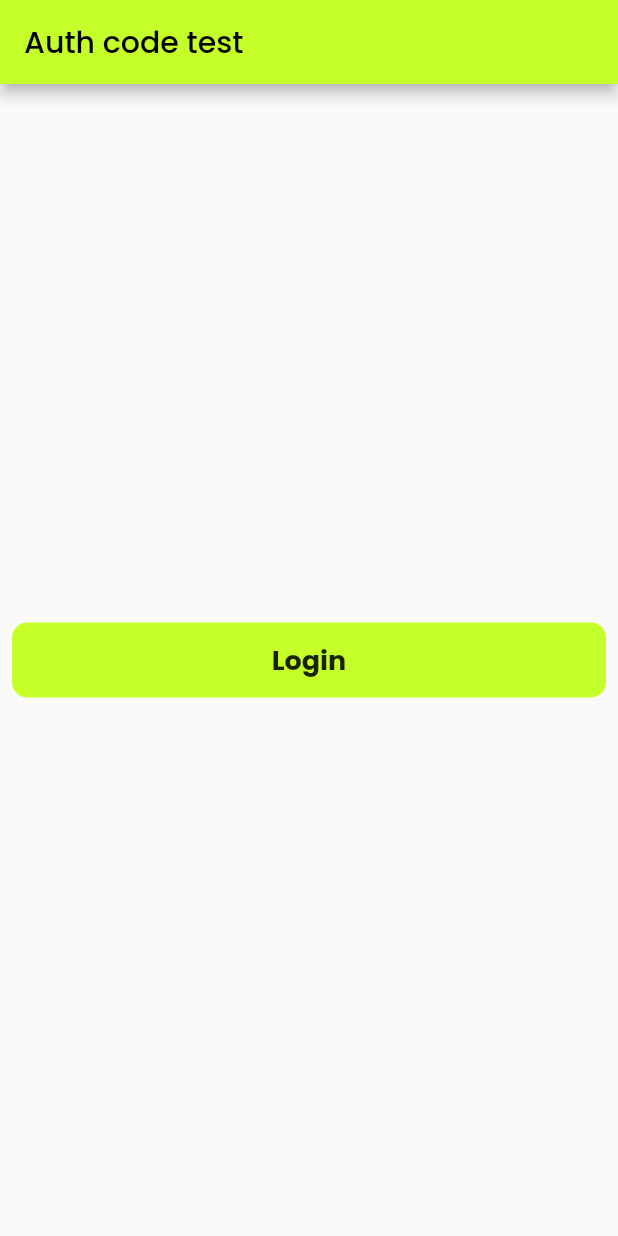
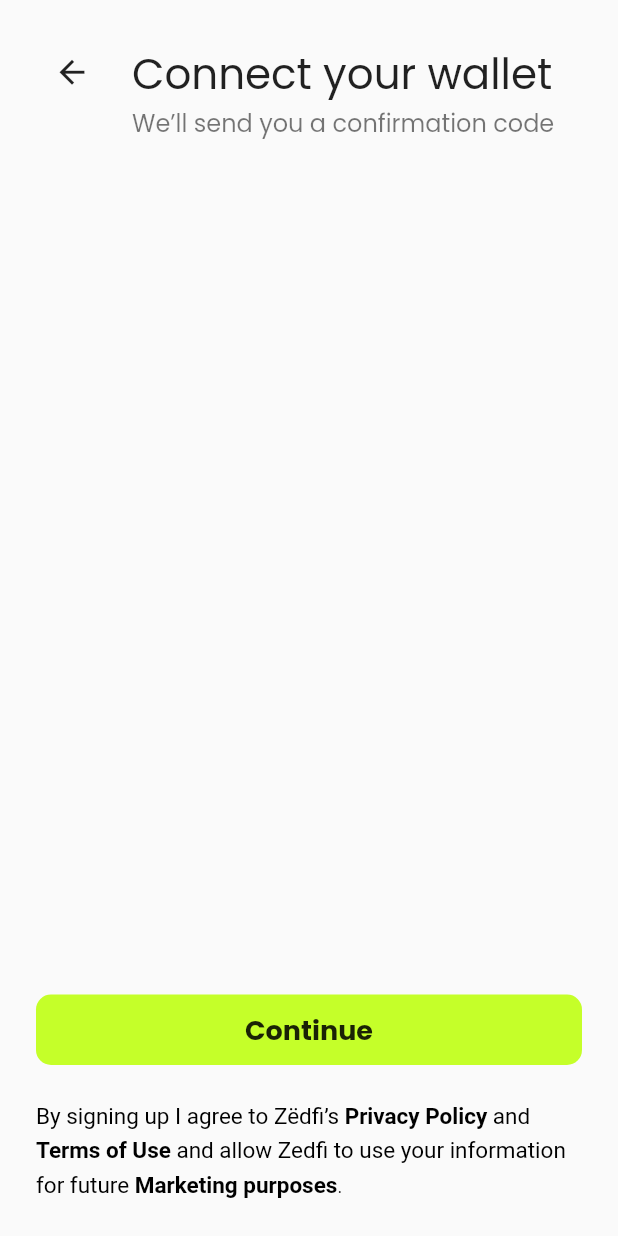
Before and after one commit to mihaab123/auth_code_test, a Flutter app: the screen it shows after launch, after a tap on "Login", on a phone screen of 412 x 824 dp. Run offline on Flutter 3.47's test engine with Material 2 defaults, Android fonts, the phone set to English and light mode, and no system bars; our stand-ins replace google_fonts.

Commit message:
privacy and button in login

```diff
--- a/lib/pages/home/home_page.dart
+++ b/lib/pages/home/home_page.dart
@@ -1,3 +1,4 @@
+import 'package:auth_code_test/pages/login/login_page.dart';
 import 'package:auth_code_test/widgets/main_button.dart';
 import 'package:flutter/material.dart';
 
@@ -17,7 +18,10 @@ class HomePage extends StatelessWidget {
             child: SizedBox(
               height: 50,
               child: MainButton(
-                callback: () {},
+                callback: () {
+                  Navigator.push(context,
+                      MaterialPageRoute(builder: (context) => LoginPage()));
+                },
                 text: 'Login',
               ),
             ),
--- /dev/null
+++ b/lib/pages/login/components/login_button.dart
@@ -0,0 +1,14 @@
+import 'package:auth_code_test/widgets/main_button.dart';
+import 'package:flutter/material.dart';
+
+class LoginButton extends StatelessWidget {
+  const LoginButton({Key? key}) : super(key: key);
+
+  @override
+  Widget build(BuildContext context) {
+    return MainButton(
+      callback: () {},
+      text: 'Continue',
+    );
+  }
+}
--- /dev/null
+++ b/lib/pages/login/components/login_privacy.dart
@@ -0,0 +1,50 @@
+import 'package:flutter/material.dart';
+
+class LoginPrivacy extends StatelessWidget {
+  const LoginPrivacy({Key? key}) : super(key: key);
+
+  @override
+  Widget build(BuildContext context) {
+    //By signing up I agree to Zëdfi’s Privacy Policy and Terms of Use and allow Zedfi to use your information for future Marketing purposes.
+    return Padding(
+      padding: const EdgeInsets.only(top: 21),
+      child: RichText(
+        text: const TextSpan(children: [
+          TextSpan(
+              text: "By signing up I agree to Zëdfi’s ",
+              style: TextStyle(fontSize: 15, color: Colors.black, height: 1.5)),
+          TextSpan(
+              text: "Privacy Policy",
+              style: TextStyle(
+                  fontSize: 15,
+                  fontWeight: FontWeight.bold,
+                  color: Colors.black,
+                  height: 1.5)),
+          TextSpan(
+              text: " and ",
+              style: TextStyle(fontSize: 15, color: Colors.black, height: 1.5)),
+          TextSpan(
+              text: "Terms of Use",
+              style: TextStyle(
+                  fontSize: 15,
+                  fontWeight: FontWeight.bold,
+                  color: Colors.black,
+                  height: 1.5)),
+          TextSpan(
+              text: " and allow Zedfi to use your information for future ",
+              style: TextStyle(fontSize: 15, color: Colors.black, height: 1.5)),
+          TextSpan(
+              text: "Marketing purposes",
+              style: TextStyle(
+                  fontSize: 15,
+                  fontWeight: FontWeight.bold,
+                  color: Colors.black,
+                  height: 1.5)),
+          TextSpan(
+              text: ".",
+              style: TextStyle(fontSize: 12, color: Colors.black, height: 1.5)),
+        ]),
+      ),
+    );
+  }
+}
--- /dev/null
+++ b/lib/pages/login/components/login_title.dart
@@ -0,0 +1,30 @@
+import 'package:flutter/material.dart';
+
+class LoginTitle extends StatelessWidget {
+  const LoginTitle({Key? key}) : super(key: key);
+
+  @override
+  Widget build(BuildContext context) {
+    return Row(
+      crossAxisAlignment: CrossAxisAlignment.start,
+      children: [
+        IconButton(
+            iconSize: 25,
+            onPressed: () => Navigator.pop(context),
+            icon: const Icon(Icons.arrow_back)),
+        const Expanded(
+          child: ListTile(
+            title: Text(
+              "Connect your wallet",
+              style: TextStyle(fontSize: 28),
+            ),
+            subtitle: Text(
+              "We’ll send you a confirmation code",
+              style: TextStyle(fontSize: 16),
+            ),
+          ),
+        ),
+      ],
+    );
+  }
+}
--- /dev/null
+++ b/lib/pages/login/login_page.dart
@@ -0,0 +1,28 @@
+import 'package:auth_code_test/pages/login/components/login_button.dart';
+import 'package:auth_code_test/pages/login/components/login_privacy.dart';
+import 'package:auth_code_test/pages/login/components/login_title.dart';
+import 'package:flutter/material.dart';
+
+class LoginPage extends StatelessWidget {
+  const LoginPage({Key? key}) : super(key: key);
+
+  @override
+  Widget build(BuildContext context) {
+    return SafeArea(
+      child: Scaffold(
+        body: Padding(
+          padding: const EdgeInsets.all(24.0),
+          child: Column(
+            mainAxisAlignment: MainAxisAlignment.spaceBetween,
+            children: [
+              const LoginTitle(),
+              Column(
+                children: const [LoginButton(), LoginPrivacy()],
+              ),
+            ],
+          ),
+        ),
+      ),
+    );
+  }
+}
```
